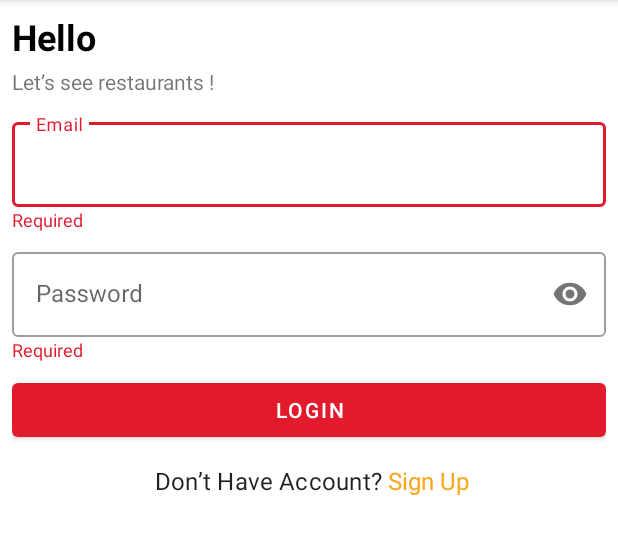
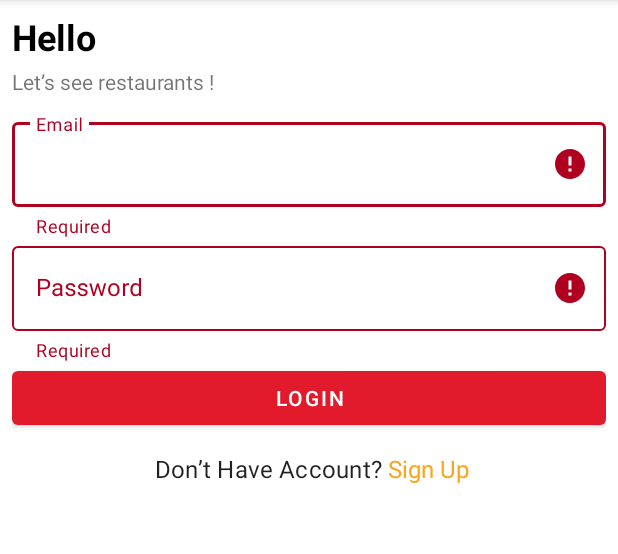
Before and after one commit to zaynob24/JahezFirstTask, an Android app: the screen it shows after launch (MainActivity), after a tap on "LOGIN", on a phone screen of 412 x 824 dp, the part 84-638 px from its top. Run offline under Robolectric (Android 15) with nearby library versions, the phone set to English and light mode, and no system bars; our stand-ins replace Dagger/Hilt's generated code, Firebase (no records; nobody signed in at launch, a user with empty details on screens opened directly), data binding.

Commit message:
Edit validation of login

```diff
--- a/app/src/main/java/com/example/jahezfirsttask/common/Constants.kt
+++ b/app/src/main/java/com/example/jahezfirsttask/common/Constants.kt
@@ -4,4 +4,15 @@ object Constants {
 
     const val BASE_URL = "https://jahez-other-oniiphi8.s3.eu-central-1.amazonaws.com/"
 
+
+    // For form validation
+    const val VALID_INPUTS = 0
+    const val EMPTY_EMAIL = 1
+    const val EMPTY_PASSWORD = 2
+    const val EMPTY_CONFIRM_PASSWORD = 3
+    const val EMPTY_NAME = 4
+    const val INVALID_EMAIL = 5
+    const val INVALID_PASSWORD = 6
+    const val PASSWORDS_NOT_MATCH = 7
+
 }
--- a/app/src/main/java/com/example/jahezfirsttask/domain/useCase/authentication/LoginUseCase.kt
+++ b/app/src/main/java/com/example/jahezfirsttask/domain/useCase/authentication/LoginUseCase.kt
@@ -13,7 +13,5 @@ import javax.inject.Inject
 class LoginUseCase @Inject constructor(
     private val repository: IAuthRepository
 ) {
-
     suspend operator fun invoke(email :String,password:String): Flow<Result<Boolean>> = repository.firebaseLogin(email, password)
-
 }
--- a/app/src/main/java/com/example/jahezfirsttask/domain/useCase/authentication/RegisterUseCase.kt
+++ b/app/src/main/java/com/example/jahezfirsttask/domain/useCase/authentication/RegisterUseCase.kt
@@ -12,6 +12,5 @@ class RegisterUseCase @Inject constructor(
     private val repository: IAuthRepository
 ) {
 
-
     suspend operator fun invoke(email: String, password: String) : Flow<Result<Boolean>> = repository.firebaseRegister(email, password)
 }
--- a/app/src/main/java/com/example/jahezfirsttask/presentation/login/LoginFragment.kt
+++ b/app/src/main/java/com/example/jahezfirsttask/presentation/login/LoginFragment.kt
@@ -13,6 +13,10 @@ import androidx.lifecycle.lifecycleScope
 import androidx.lifecycle.repeatOnLifecycle
 import androidx.navigation.fragment.findNavController
 import com.example.jahezfirsttask.R
+import com.example.jahezfirsttask.common.Constants.EMPTY_EMAIL
+import com.example.jahezfirsttask.common.Constants.EMPTY_PASSWORD
+import com.example.jahezfirsttask.common.Constants.INVALID_EMAIL
+import com.example.jahezfirsttask.common.Constants.VALID_INPUTS
 import com.example.jahezfirsttask.databinding.FragmentLoginBinding
 import dagger.hilt.android.AndroidEntryPoint
 import kotlinx.coroutines.flow.collectLatest
@@ -44,19 +48,11 @@ class LoginFragment : Fragment() {
     override fun onViewCreated(view: View, savedInstanceState: Bundle?) {
         super.onViewCreated(view, savedInstanceState)
 
-        initViewModelDataBinding()
+        observeDataValidityState()
         checkUserAuthentication()
         clickListener()
         initCollectFlow()
     }
-
-
-    private fun initViewModelDataBinding() {
-
-        binding.viewModel = loginViewModel
-        // Specify the fragment view as the lifecycle owner of the binding.
-        // This is used so that the binding can observe LiveData updates
-        binding.lifecycleOwner = this   }
 
 
     private fun checkUserAuthentication() {
@@ -116,14 +112,32 @@ class LoginFragment : Fragment() {
         binding.loginButton.setOnClickListener {
 
             collectDataFromUser() // to collect items data from all fields
-            if (loginViewModel.checkDataValidity(email, password)){ // to check if all field contain data and give error massage if not
+            loginViewModel.checkDataValidity(email, password)
+        }
+    }
 
-                Log.d(TAG," (loginViewModel.checkDataValidity(email, password))")
-                //call firebase login
-                loginViewModel.login(email, password)
+    private fun observeDataValidityState() {
+        val emailLayout = binding.emailLoginTextField
+        val passwordLayout = binding.passwordLoginTextField
 
-            }else{
-                Toast.makeText(requireContext(),getText(R.string.fill_required), Toast.LENGTH_SHORT).show()
+        emailLayout.error = null
+        passwordLayout.error = null
+
+        lifecycleScope.launch {
+            loginViewModel.inputState.collect { validState ->
+
+                validState.onEach {
+                    when (it) {
+                        EMPTY_EMAIL -> emailLayout.error = getString(R.string.required)
+                        INVALID_EMAIL -> emailLayout.error = getString(R.string.invalid_email)
+                        EMPTY_PASSWORD -> passwordLayout.error = getString(R.string.required)
+                        VALID_INPUTS -> {
+                            emailLayout.error = null
+                            passwordLayout.error = null
+                            loginViewModel.login(email, password)
+                        }
+                    }
+                }
             }
         }
     }
--- a/app/src/main/java/com/example/jahezfirsttask/presentation/login/LoginViewModel.kt
+++ b/app/src/main/java/com/example/jahezfirsttask/presentation/login/LoginViewModel.kt
@@ -6,12 +6,17 @@ import androidx.lifecycle.MutableLiveData
 import androidx.lifecycle.ViewModel
 import androidx.lifecycle.viewModelScope
 import com.example.jahezfirsttask.R
+import com.example.jahezfirsttask.common.Constants.EMPTY_EMAIL
+import com.example.jahezfirsttask.common.Constants.EMPTY_PASSWORD
+import com.example.jahezfirsttask.common.Constants.INVALID_EMAIL
+import com.example.jahezfirsttask.common.Constants.VALID_INPUTS
 import com.example.jahezfirsttask.domain.useCase.authentication.IsUserAuthenticatedUseCase
 import com.example.jahezfirsttask.domain.useCase.authentication.LoginUseCase
 import com.example.jahezfirsttask.domain.state.AuthenticationState
 import dagger.hilt.android.lifecycle.HiltViewModel
 import kotlinx.coroutines.flow.*
 import com.example.jahezfirsttask.common.Result
+import com.example.jahezfirsttask.presentation.util.Validations
 import kotlinx.coroutines.launch
 import javax.inject.Inject
 
@@ -22,16 +27,6 @@ class LoginViewModel @Inject constructor(
 
 ) : ViewModel() {
 
-    //ObservableInt() -> binding data with setting a value from string resource
-    val emailErrorMassage = ObservableInt()
-    val passwordErrorMassage = ObservableInt()
-
-
-    //init Error Massage with empty string
-    init {
-        emailErrorMassage.set(R.string.empty_massage)
-        passwordErrorMassage.set(R.string.empty_massage)
-    }
 
     //authentication
     //check user authentication (if user already logged in or not)
@@ -40,6 +35,11 @@ class LoginViewModel @Inject constructor(
     //shared flow for login
     private val _loginSharedFlow = MutableSharedFlow<AuthenticationState>()
     val loginSharedFlow = _loginSharedFlow.asSharedFlow()
+
+
+    //shared flow for Check the input fields validity
+    private val _inputState = MutableSharedFlow<List<Int>>()
+    val inputState = _inputState.asSharedFlow()
 
 
     //Login
@@ -73,31 +73,34 @@ class LoginViewModel @Inject constructor(
         }
     }
 
-    //check if all field contain data and give error massage if not
-    fun checkDataValidity(email: String , password: String) : Boolean {
-        var isAllDataFilled = true
+    //check if all field contain Valid data and give error massage if not
+    fun checkDataValidity(email: String, password: String) {
 
-        //check email
-        if (email.isEmpty() || email.isBlank()) {
+        viewModelScope.launch {
 
-            emailErrorMassage.set(R.string.required)
-            isAllDataFilled = false
+            var isAllDataValid = true
 
-        } else {
-            emailErrorMassage.set(R.string.empty_massage)
+            val inputStates = mutableListOf<Int>()
+
+            //check email
+            if (email.isBlank()) {
+                inputStates.add(EMPTY_EMAIL)
+                isAllDataValid = false
+            } else if (!Validations.emailIsValid(email)) {
+                inputStates.add(INVALID_EMAIL)
+                isAllDataValid = false
+            }
+
+            //check password
+            if (password.isBlank()) {
+                isAllDataValid = false
+                inputStates.add(EMPTY_PASSWORD)
+            }
+            _inputState.emit(inputStates)
+
+            if (isAllDataValid)
+                _inputState.emit(listOf(VALID_INPUTS))
         }
-
-        //check password
-        if (password.isEmpty() || password.isBlank()) {
-
-            passwordErrorMassage.set(R.string.required)
-            isAllDataFilled = false
-        } else {
-
-            passwordErrorMassage.set(R.string.empty_massage)
-        }
-
-        return isAllDataFilled
     }
 
 
--- a/app/src/main/java/com/example/jahezfirsttask/presentation/register/RegisterViewModel.kt
+++ b/app/src/main/java/com/example/jahezfirsttask/presentation/register/RegisterViewModel.kt
@@ -25,8 +25,6 @@ class RegisterViewModel @Inject constructor(
     val emailErrorMassage = ObservableInt()
     val passwordErrorMassage = ObservableInt()
     val confirmPasswordErrorMassage = ObservableInt()
-
-    private val validator = Validations()
 
 
     //init Error Massage with empty string
@@ -83,7 +81,7 @@ class RegisterViewModel @Inject constructor(
             isAllDataFilled = false
         } else {
             //check email validate
-            if (validator.emailIsValid(email)){
+            if (Validations.emailIsValid(email)){
                 emailErrorMassage.set(R.string.empty_massage)
 
             }else{
@@ -101,7 +99,7 @@ class RegisterViewModel @Inject constructor(
 
         } else{
 
-            if(validator.passwordIsValid(password)){
+            if(Validations.passwordIsValid(password)){
                 passwordErrorMassage.set(R.string.empty_massage)
 
             }else{
--- a/app/src/main/java/com/example/jahezfirsttask/presentation/util/Validations.kt
+++ b/app/src/main/java/com/example/jahezfirsttask/presentation/util/Validations.kt
@@ -3,7 +3,7 @@ package com.example.jahezfirsttask.presentation.util
 import dagger.hilt.EntryPoint
 import java.util.regex.Pattern
 
-class Validations {
+object Validations {
     //kotlin password regular expression
     private val REGEX_PASSWORD = "^(?=.*[0-9])" + // a digit must occur at least once
             "(?=.*[a-z])" + // a lower case letter must occur at least once
--- a/app/src/main/res/layout/fragment_login.xml
+++ b/app/src/main/res/layout/fragment_login.xml
@@ -4,11 +4,6 @@
     xmlns:android="http://schemas.android.com/apk/res/android"
     tools:context=".presentation.ui.login.LoginFragment">
 
-    <data>
-        <variable
-            name="viewModel"
-            type="com.example.jahezfirsttask.presentation.login.LoginViewModel" />
-    </data>
     <androidx.constraintlayout.widget.ConstraintLayout
         android:id="@+id/frameLayout"
         android:layout_width="match_parent"
@@ -43,52 +38,41 @@
                 android:layout_marginBottom="12dp"
                 android:text="@string/hello_login_massage" />
 
+
             <com.google.android.material.textfield.TextInputLayout
+                android:id="@+id/emailLoginTextField"
+                style="@style/Widget.MaterialComponents.TextInputLayout.OutlinedBox"
                 android:layout_width="match_parent"
                 android:layout_height="wrap_content"
+                android:hint="@string/email"
                 app:endIconMode="clear_text"
-                style="@style/Widget.MaterialComponents.TextInputLayout.OutlinedBox">
-                <EditText
+                app:errorEnabled="true">
+
+                <com.google.android.material.textfield.TextInputEditText
                     android:id="@+id/emailLoginTV"
                     android:layout_width="match_parent"
-                    android:layout_height="wrap_content"
-                    android:ems="10"
-                    android:hint="@string/email"
-                    android:inputType="textEmailAddress" />
-
-                <TextView
-                    android:id="@+id/emailErrorMassage"
-                    style="@style/errorMassage"
-                    android:layout_width="match_parent"
-                    android:layout_height="wrap_content"
-                    android:layout_marginBottom="8dp"
-                    android:text="@{viewModel.emailErrorMassage}" />
-
+                    android:maxLines="1"
+                    android:lines="1"
+                    android:singleLine="true"
+                    android:layout_height="wrap_content" />
 
             </com.google.android.material.textfield.TextInputLayout>
 
-
             <com.google.android.material.textfield.TextInputLayout
+                android:id="@+id/passwordLoginTextField"
+                style="@style/Widget.MaterialComponents.TextInputLayout.OutlinedBox"
                 android:layout_width="match_parent"
                 android:layout_height="wrap_content"
-                style="@style/Widget.MaterialComponents.TextInputLayout.OutlinedBox"
-                app:passwordToggleEnabled="true">
+                android:hint="@string/password"
+                app:endIconMode="password_toggle"
+                app:errorEnabled="true">
 
-                <EditText
+                <com.google.android.material.textfield.TextInputEditText
                     android:id="@+id/passwordLoginTV"
                     android:layout_width="match_parent"
                     android:layout_height="wrap_content"
-                    android:ems="10"
-                    android:hint="@string/password"
                     android:inputType="textPassword" />
 
-                <TextView
-                    android:id="@+id/passwordErrorMassage"
-                    style="@style/errorMassage"
-                    android:layout_width="match_parent"
-                    android:layout_height="wrap_content"
-                    android:layout_marginBottom="8dp"
-                    android:text="@{viewModel.passwordErrorMassage}" />
             </com.google.android.material.textfield.TextInputLayout>
 
 
```
